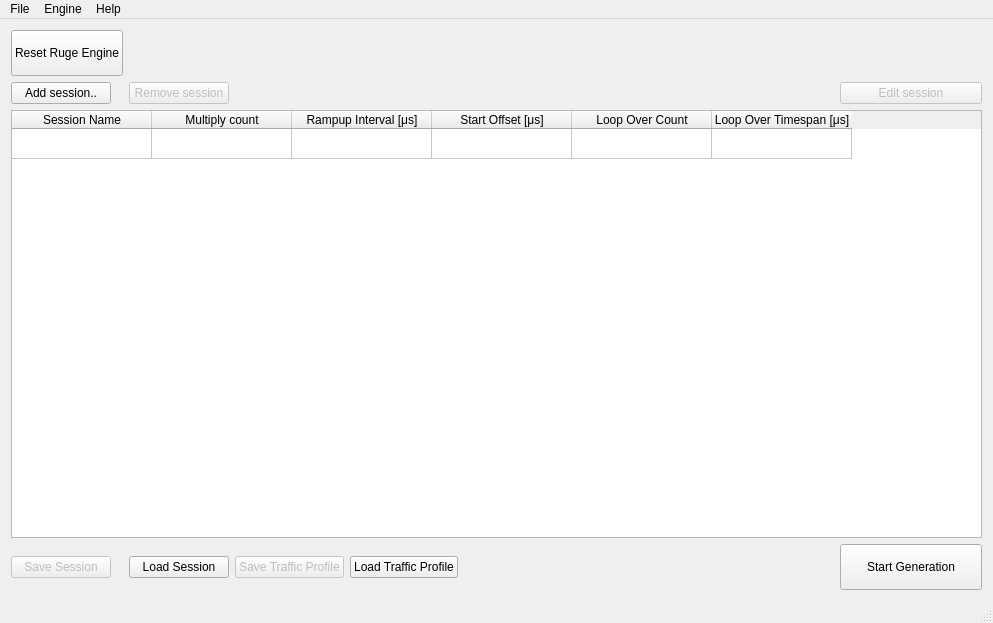
Before: the Qt Designer form trafficwindow.ui in MonteDarkfloyd/RUGE, drawn with Qt 5.
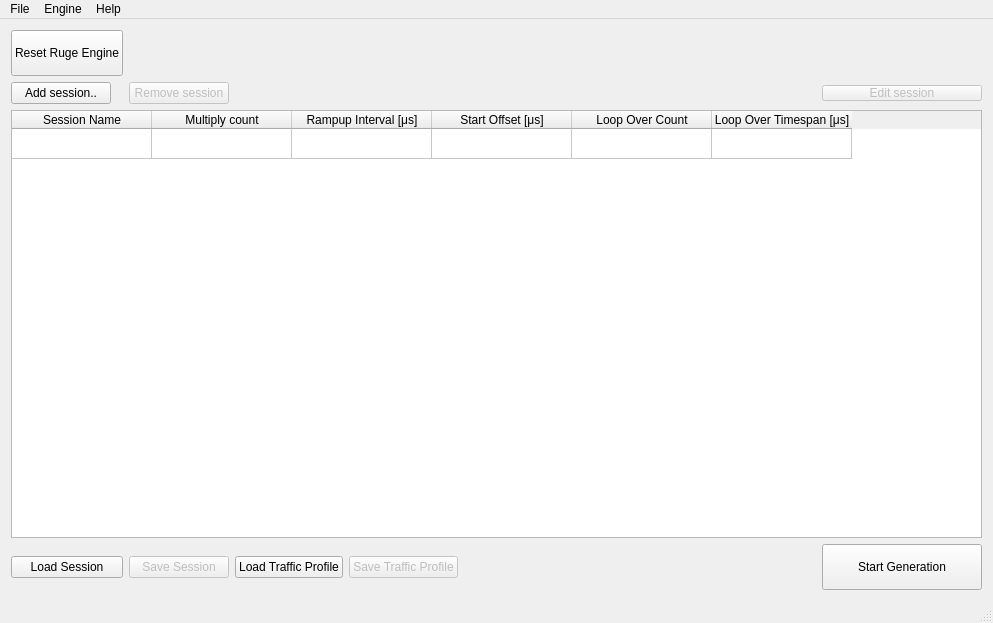
After: the same form once the commit is applied. Icons and pictures are not drawn.

```diff
--- a/trafficwindow.ui
+++ b/trafficwindow.ui
@@ -24,79 +24,6 @@
   </property>
   <widget class="QWidget" name="centralWidget">
    <layout class="QGridLayout" name="gridLayout">
-    <item row="3" column="1">
-     <widget class="QPushButton" name="loadSButton">
-      <property name="sizePolicy">
-       <sizepolicy hsizetype="Minimum" vsizetype="Fixed">
-        <horstretch>0</horstretch>
-        <verstretch>0</verstretch>
-       </sizepolicy>
-      </property>
-      <property name="minimumSize">
-       <size>
-        <width>100</width>
-        <height>0</height>
-       </size>
-      </property>
-      <property name="text">
-       <string>Load Session</string>
-      </property>
-     </widget>
-    </item>
-    <item row="3" column="2">
-     <widget class="QPushButton" name="saveTButton">
-      <property name="enabled">
-       <bool>false</bool>
-      </property>
-      <property name="sizePolicy">
-       <sizepolicy hsizetype="Maximum" vsizetype="Fixed">
-        <horstretch>0</horstretch>
-        <verstretch>0</verstretch>
-       </sizepolicy>
-      </property>
-      <property name="minimumSize">
-       <size>
-        <width>100</width>
-        <height>0</height>
-       </size>
-      </property>
-      <property name="text">
-       <string>Save Traffic Profile</string>
-      </property>
-     </widget>
-    </item>
-    <item row="3" column="0">
-     <widget class="QPushButton" name="saveSButton">
-      <property name="enabled">
-       <bool>false</bool>
-      </property>
-      <property name="sizePolicy">
-       <sizepolicy hsizetype="Maximum" vsizetype="Fixed">
-        <horstretch>0</horstretch>
-        <verstretch>0</verstretch>
-       </sizepolicy>
-      </property>
-      <property name="minimumSize">
-       <size>
-        <width>100</width>
-        <height>0</height>
-       </size>
-      </property>
-      <property name="text">
-       <string>Save Session</string>
-      </property>
-      <property name="icon">
-       <iconset resource="images.qrc">
-        <normaloff>:/images/save.png</normaloff>:/images/save.png</iconset>
-      </property>
-      <property name="iconSize">
-       <size>
-        <width>20</width>
-        <height>16</height>
-       </size>
-      </property>
-     </widget>
-    </item>
     <item row="1" column="0">
      <widget class="QPushButton" name="newButton">
       <property name="sizePolicy">
@@ -318,25 +245,6 @@
       </property>
      </widget>
     </item>
-    <item row="3" column="3">
-     <widget class="QPushButton" name="loadTButton">
-      <property name="sizePolicy">
-       <sizepolicy hsizetype="Maximum" vsizetype="Fixed">
-        <horstretch>0</horstretch>
-        <verstretch>0</verstretch>
-       </sizepolicy>
-      </property>
-      <property name="minimumSize">
-       <size>
-        <width>100</width>
-        <height>0</height>
-       </size>
-      </property>
-      <property name="text">
-       <string>Load Traffic Profile</string>
-      </property>
-     </widget>
-    </item>
     <item row="1" column="5">
      <widget class="QPushButton" name="editButton">
       <property name="enabled">
@@ -350,7 +258,7 @@
       </property>
       <property name="minimumSize">
        <size>
-        <width>142</width>
+        <width>160</width>
         <height>0</height>
        </size>
       </property>
@@ -369,6 +277,9 @@
       <property name="layoutDirection">
        <enum>Qt::LeftToRight</enum>
       </property>
+      <property name="styleSheet">
+       <string notr="true">margin-right:0px;</string>
+      </property>
       <property name="text">
        <string>Edit session</string>
       </property>
@@ -401,12 +312,104 @@
       </property>
       <property name="iconSize">
        <size>
-        <width>50</width>
-        <height>50</height>
+        <width>30</width>
+        <height>30</height>
        </size>
       </property>
      </widget>
     </item>
+    <item row="3" column="1">
+     <widget class="QPushButton" name="saveSButton">
+      <property name="enabled">
+       <bool>false</bool>
+      </property>
+      <property name="sizePolicy">
+       <sizepolicy hsizetype="Maximum" vsizetype="Fixed">
+        <horstretch>0</horstretch>
+        <verstretch>0</verstretch>
+       </sizepolicy>
+      </property>
+      <property name="minimumSize">
+       <size>
+        <width>100</width>
+        <height>0</height>
+       </size>
+      </property>
+      <property name="text">
+       <string>Save Session</string>
+      </property>
+      <property name="icon">
+       <iconset resource="images.qrc">
+        <normaloff>:/images/save.png</normaloff>:/images/save.png</iconset>
+      </property>
+      <property name="iconSize">
+       <size>
+        <width>20</width>
+        <height>16</height>
+       </size>
+      </property>
+     </widget>
+    </item>
+    <item row="3" column="2">
+     <widget class="QPushButton" name="loadTButton">
+      <property name="sizePolicy">
+       <sizepolicy hsizetype="Maximum" vsizetype="Fixed">
+        <horstretch>0</horstretch>
+        <verstretch>0</verstretch>
+       </sizepolicy>
+      </property>
+      <property name="minimumSize">
+       <size>
+        <width>100</width>
+        <height>0</height>
+       </size>
+      </property>
+      <property name="text">
+       <string>Load Traffic Profile</string>
+      </property>
+     </widget>
+    </item>
+    <item row="3" column="0">
+     <widget class="QPushButton" name="loadSButton">
+      <property name="sizePolicy">
+       <sizepolicy hsizetype="Minimum" vsizetype="Fixed">
+        <horstretch>0</horstretch>
+        <verstretch>0</verstretch>
+       </sizepolicy>
+      </property>
+      <property name="minimumSize">
+       <size>
+        <width>100</width>
+        <height>0</height>
+       </size>
+      </property>
+      <property name="text">
+       <string>Load Session</string>
+      </property>
+     </widget>
+    </item>
+    <item row="3" column="3">
+     <widget class="QPushButton" name="saveTButton">
+      <property name="enabled">
+       <bool>false</bool>
+      </property>
+      <property name="sizePolicy">
+       <sizepolicy hsizetype="Maximum" vsizetype="Fixed">
+        <horstretch>0</horstretch>
+        <verstretch>0</verstretch>
+       </sizepolicy>
+      </property>
+      <property name="minimumSize">
+       <size>
+        <width>100</width>
+        <height>0</height>
+       </size>
+      </property>
+      <property name="text">
+       <string>Save Traffic Profile</string>
+      </property>
+     </widget>
+    </item>
    </layout>
    <zorder>saveSButton</zorder>
    <zorder>editButton</zorder>
```
Left out of the diff: 16 changed lines with no effect on the pictures.
